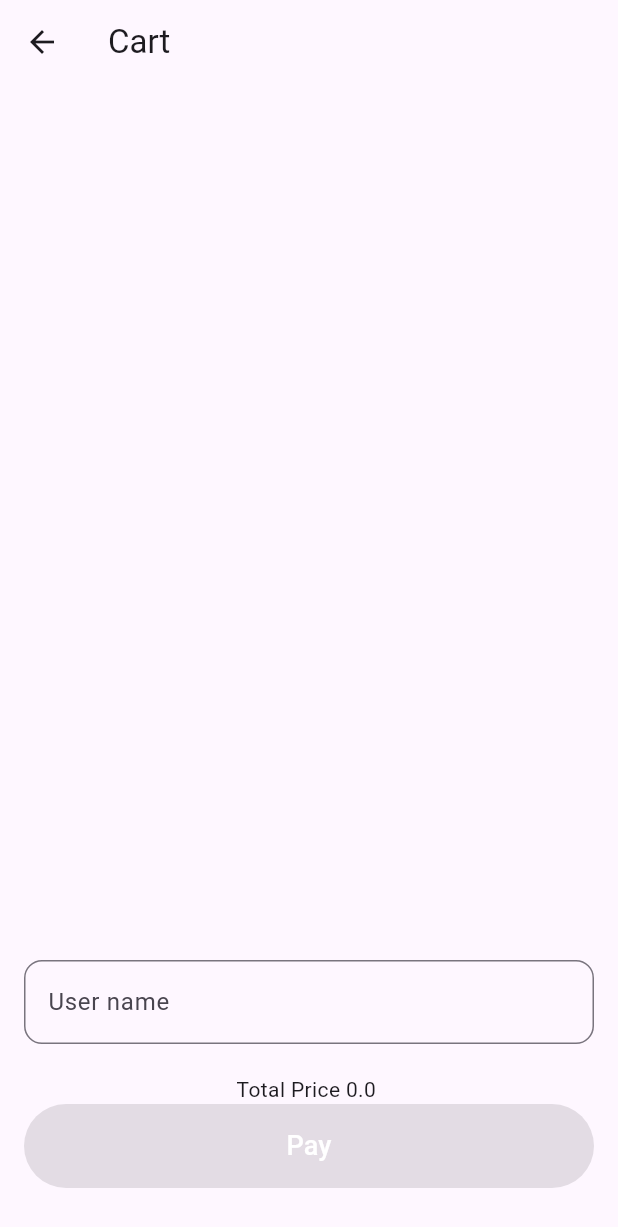
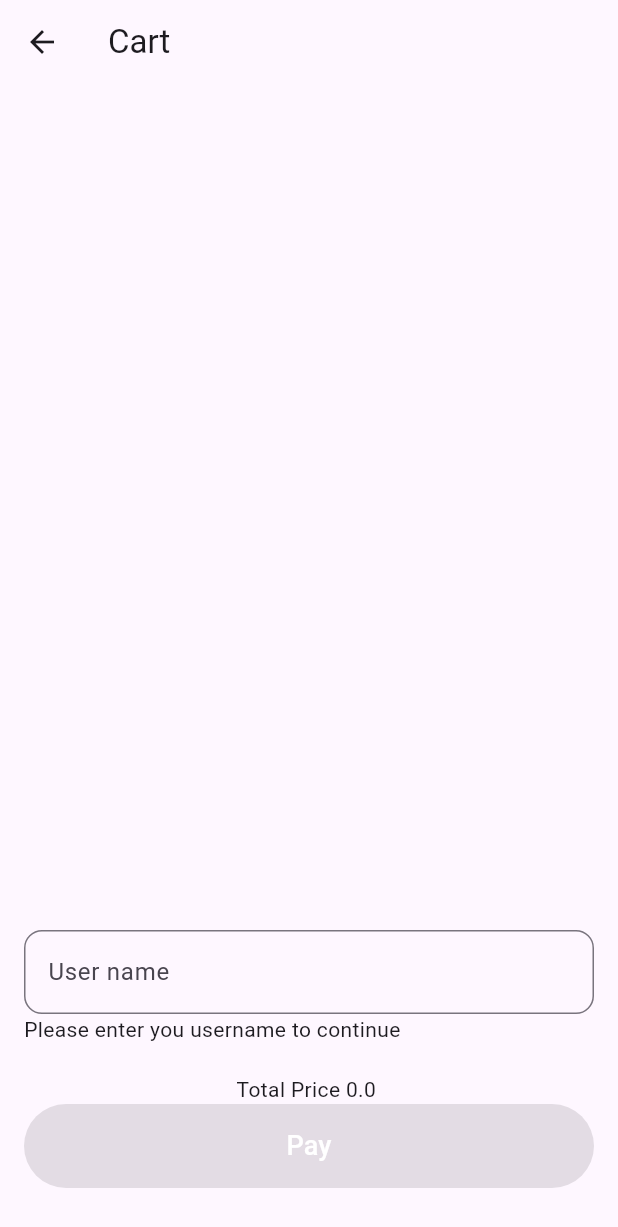
Before and after one commit to Semedii/myclodupa, a Flutter app: the CartScreen screen opened directly, on a phone screen of 412 x 824 dp. Shown: the top 1227 px of the screen. Run offline on Flutter 3.47's test engine with Material 3 defaults, Android fonts, the phone set to English and light mode, and no system bars; our stand-ins replace bloc, flutter_bloc, fluttertoast, get_it.

Commit message:
added username requried text

```diff
--- a/lib/screens/cart_list_screen.dart
+++ b/lib/screens/cart_list_screen.dart
@@ -62,14 +62,20 @@ class CartScreen extends StatelessWidget {
     );
   }
 
-  TextFormField _buildUsernameField(BuildContext context, CartInitial state) {
-    return TextFormField(
+  Column _buildUsernameField(BuildContext context, CartInitial state) {
+    return Column(
+      crossAxisAlignment: CrossAxisAlignment.start,
+      children: [
+        TextFormField(
           initialValue: state.username,
           onChanged: serviceLocator.get<CartCubit>().onUsernameChanged,
           decoration: InputDecoration(
               hintText: "User name",
               border: _buildUsernameFieldBorder(),
               focusedBorder: _buildUsernameFieldBorder()),
+        ),
+        const Text("Please enter you username to continue")
+      ],
     );
   }
 
```
Also changed, not shown: lib/utils/field_validator.dart (added, +8 -0 lines). Lines whose indentation alone changed are shown as unchanged.
